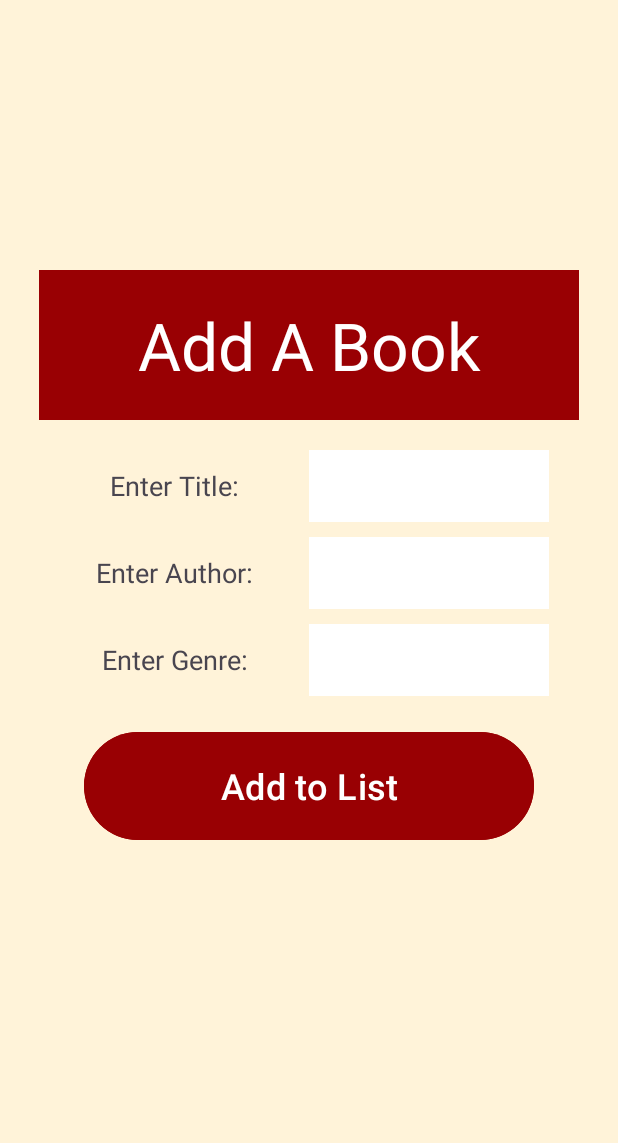
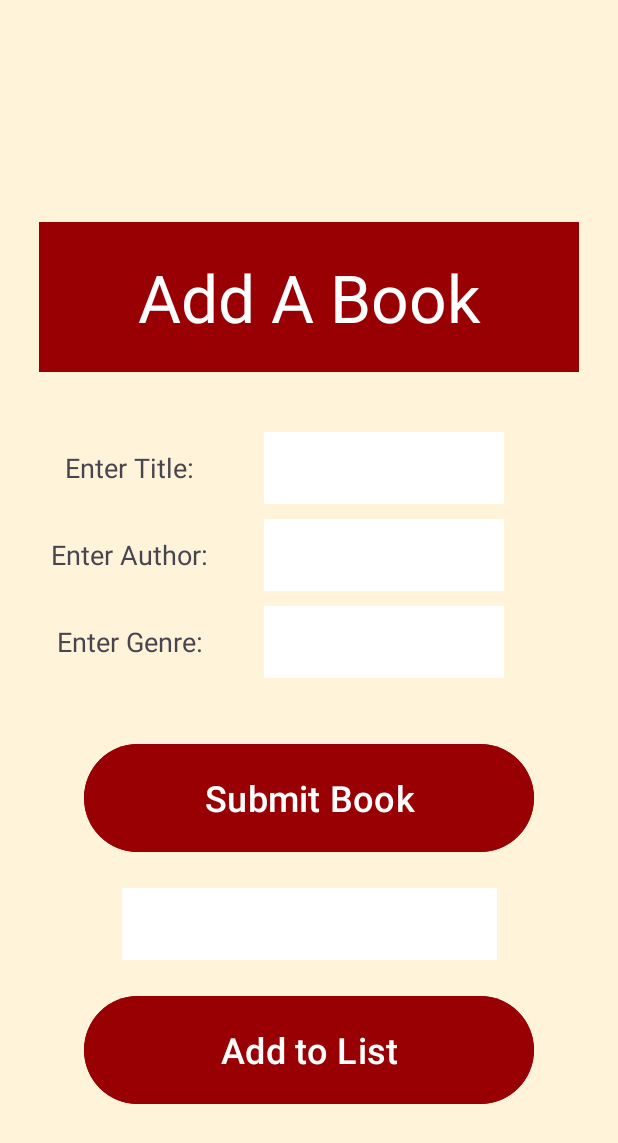
Before and after one commit to sydneystalker/BookLog, an Android app: the AddBookActivity screen opened directly, with no data from a screen before it, on a phone screen of 412 x 824 dp. Shown: the top 1143 px of the screen. Run offline under Robolectric (Android 15) with nearby library versions, the light colour scheme and no system bars; our stand-ins replace Room's generated code.

```diff
--- a/app/src/main/java/com/cst338/booklog/database/BookLogDatabase.java
+++ b/app/src/main/java/com/cst338/booklog/database/BookLogDatabase.java
@@ -69,9 +69,9 @@ public abstract class BookLogDatabase extends RoomDatabase {
 
                 BookLogDAO lDao = INSTANCE.bookLogDAO();
                 lDao.deleteAllBookLogs();
-                BookLog bookLog = new BookLog(1, 1, true);
+                BookLog bookLog = new BookLog(2, 1, true);
                 lDao.insert(bookLog);
-                BookLog bookLog2 = new BookLog(1, 2, false);
+                BookLog bookLog2 = new BookLog(2, 2, false);
                 lDao.insert(bookLog2);
 
             });
--- a/app/src/main/res/layout/activity_add_book.xml
+++ b/app/src/main/res/layout/activity_add_book.xml
@@ -12,7 +12,7 @@
         android:id="@+id/pageHeaderTV"
         android:layout_width="360dp"
         android:layout_height="100dp"
-        android:layout_marginBottom="20dp"
+        android:layout_marginBottom="40dp"
         android:gravity="center"
         android:text="@string/add_a_book"
         android:textSize="44sp"
@@ -40,8 +40,8 @@
         android:id="@+id/enterBookTitleET"
         android:layout_width="160dp"
         android:layout_height="48dp"
-        android:layout_marginStart="160dp"
-        android:layout_marginBottom="176dp"
+        android:layout_marginStart="100dp"
+        android:layout_marginBottom="200dp"
         android:textSize="20sp"
         android:autofillHints=""
         android:gravity="center"
@@ -71,7 +71,7 @@
         android:id="@+id/enterBookAuthorET"
         android:layout_width="160dp"
         android:layout_height="48dp"
-        android:layout_marginStart="160dp"
+        android:layout_marginStart="100dp"
         android:layout_marginTop="10dp"
         android:autofillHints=""
         android:textSize="20sp"
@@ -101,7 +101,7 @@
         android:id="@+id/enterBookGenreET"
         android:layout_width="160dp"
         android:layout_height="48dp"
-        android:layout_marginStart="160dp"
+        android:layout_marginStart="100dp"
         android:layout_marginTop="10dp"
         android:gravity="center"
         tools:textAlignment="center"
@@ -114,6 +114,31 @@
         app:layout_constraintTop_toBottomOf="@+id/enterBookAuthorET" />
 
     <Button
+        android:id="@+id/addBookButton"
+        android:layout_width="300dp"
+        android:layout_height="80dp"
+        android:layout_marginTop="40dp"
+        android:backgroundTint="@color/red"
+        android:text="@string/submit_book"
+        android:textSize="24sp"
+        app:layout_constraintEnd_toEndOf="parent"
+        app:layout_constraintStart_toStartOf="parent"
+        app:layout_constraintTop_toBottomOf="@+id/enterBookGenreET" />
+
+    <TextView
+        android:id="@+id/bookSubmitStatus"
+        android:layout_width="250dp"
+        android:layout_height="48dp"
+        android:layout_marginTop="20dp"
+        android:background="@color/white"
+        android:text=""
+        android:textSize="30sp"
+        tools:textAlignment="center"
+        app:layout_constraintStart_toStartOf="parent"
+        app:layout_constraintEnd_toEndOf="parent"
+        app:layout_constraintTop_toBottomOf="@id/addBookButton"/>
+
+    <Button
         android:id="@+id/addToListButton"
         android:layout_width="300dp"
         android:layout_height="80dp"
@@ -123,6 +148,6 @@
         android:textSize="24sp"
         app:layout_constraintEnd_toEndOf="parent"
         app:layout_constraintStart_toStartOf="parent"
-        app:layout_constraintTop_toBottomOf="@+id/enterBookGenreET" />
+        app:layout_constraintTop_toBottomOf="@+id/bookSubmitStatus" />
 
 </androidx.constraintlayout.widget.ConstraintLayout>
--- a/app/src/main/res/values/colors.xml
+++ b/app/src/main/res/values/colors.xml
@@ -3,5 +3,6 @@
     <color name="black">#FF000000</color>
     <color name="white">#FFFFFFFF</color>
     <color name="red">#990003</color>
+    <color name="green">#008000</color>
     <color name="background">#FFF3D9</color>
 </resources>
--- a/app/src/main/res/values/strings.xml
+++ b/app/src/main/res/values/strings.xml
@@ -49,4 +49,5 @@
     <string name="enter_author">Enter Author:</string>
     <string name="enter_title">Enter Title:</string>
     <string name="enter_genre">Enter Genre:</string>
+    <string name="submit_book">Submit Book</string>
 </resources>
```
Also changed, not shown: app/src/main/java/com/cst338/booklog/AddBookActivity.java (+68 -55 lines).
